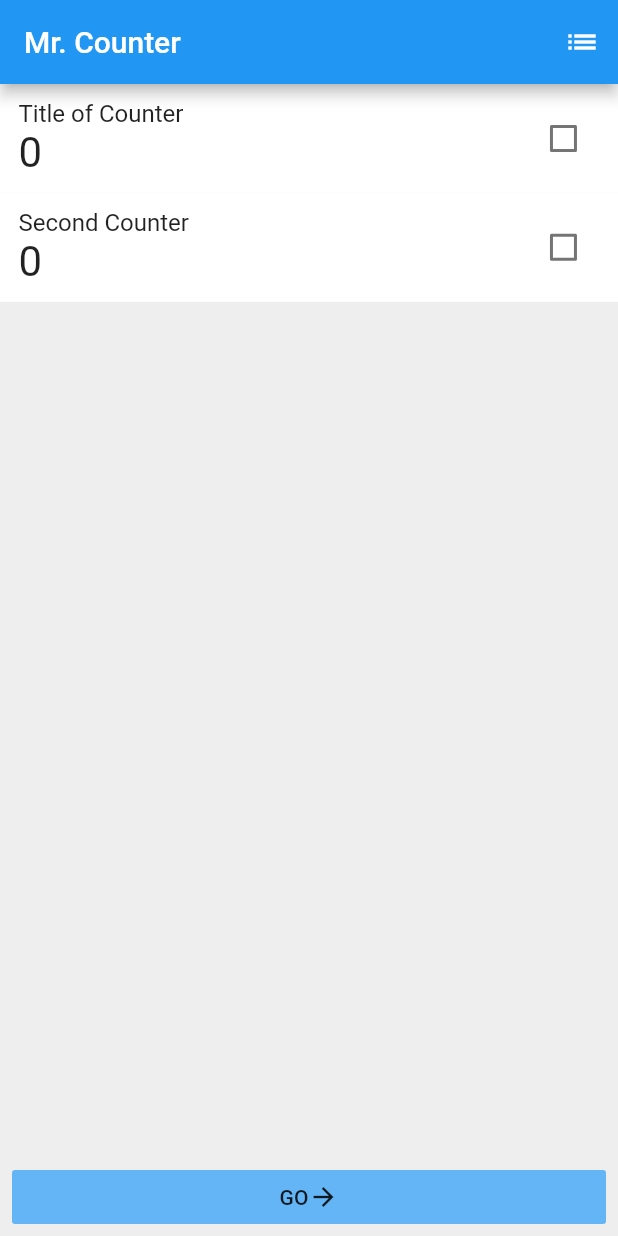
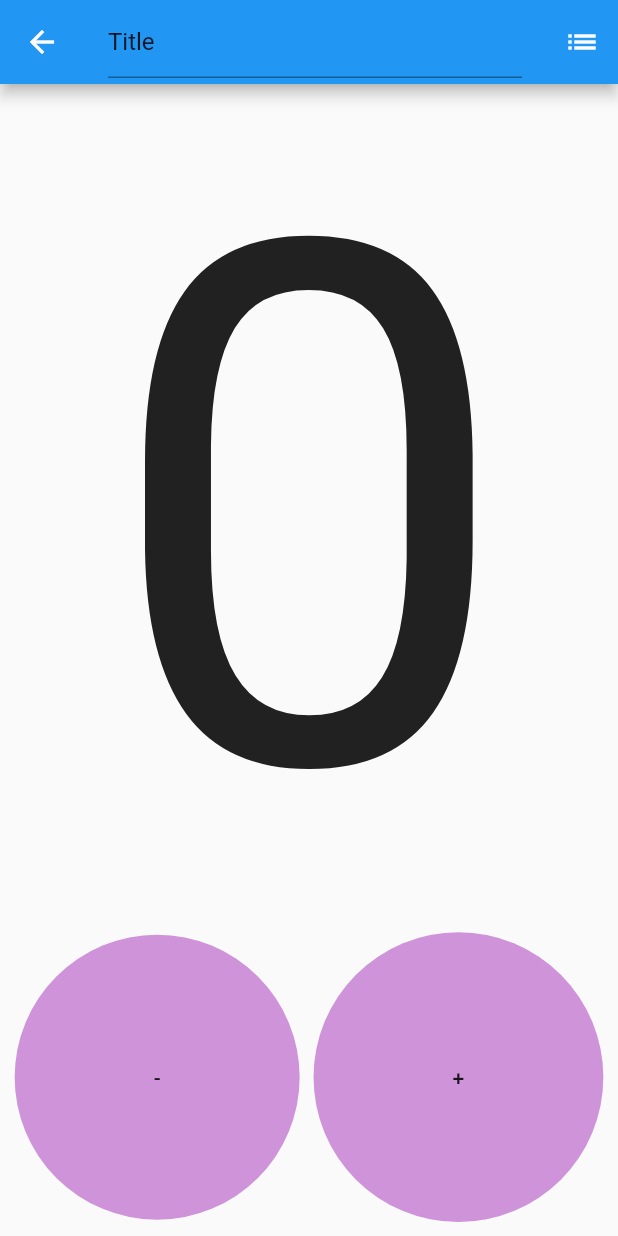
Before and after one commit to binkiebinkie/mrCounterFlutter, a Flutter app: the screen it shows after launch, after a tap on "GO", on a phone screen of 412 x 824 dp. Run offline on Flutter 3.47's test engine with Material 2 defaults, Android fonts, the phone set to English and light mode, and no system bars; missing offline and left inert: hardware_buttons.

Commit message:
navigation between pages

```diff
--- a/lib/main.dart
+++ b/lib/main.dart
@@ -63,7 +63,7 @@ class _HomeState extends State<Home> {
               IconButton(
                   icon: const Icon(Icons.list),
                   onPressed: () {
-                    print('homescreen');
+                    print('open settings');
                   })
             ]),
             body: Container(
@@ -88,7 +88,12 @@ class _HomeState extends State<Home> {
                     children: <Widget>[
                       Expanded(
                         child: FlatButton(
-                            onPressed: () {},
+                            onPressed: () {
+                              Navigator.push(
+                                context,
+                                MaterialPageRoute(builder: (context) => Counters()),
+                              );
+                            },
                             color: Colors.blue[300],
                             materialTapTargetSize: MaterialTapTargetSize
                                 .shrinkWrap, // removes default container padding at bottom...?!
@@ -111,17 +116,17 @@ class _HomeState extends State<Home> {
   }
 }
 
-class Counter extends StatefulWidget {
-  Counter({Key key, this.title, this.count}) : super(key: key);
+class Counters extends StatefulWidget {
+  Counters({Key key, this.title, this.count}) : super(key: key);
 
   final String title;
   final int count;
 
   @override
-  _CounterState createState() => _CounterState();
+  _CountersState createState() => _CountersState();
 }
 
-class _CounterState extends State<Counter> {
+class _CountersState extends State<Counters> {
   TextEditingController _counterTitleController;
   int _counterValue = 0;
   String _counterTitle = "Title";
@@ -155,28 +160,28 @@ class _CounterState extends State<Counter> {
   Widget build(BuildContext context) {
     final appState = Provider.of<AppState>(context);
 
-    return Column(children: <Widget>[
-      AppBar(
+    return SafeArea(
+      child: Scaffold(
+          appBar:AppBar(
             title: TextField(controller: _counterTitleController),
             actions: <Widget>[
               IconButton(
                   icon: const Icon(Icons.list),
                   onPressed: () {
-                  print('homescreen');
+                    Navigator.pop(context);
                   })
             ]),
-      Column(children: <Widget>[
+        body:Column(children: <Widget>[
           Expanded(
             child: Row(
                 mainAxisAlignment: MainAxisAlignment.end,
                 crossAxisAlignment: CrossAxisAlignment.end,
                 children: <Widget>[
                   Expanded(
-                    child: Container(
-                        color: Colors.purple[400],
                     child: FittedBox(
                         fit: BoxFit.fitHeight,
-                            child: Text("$_counterValue"))))
+                        child: Text("$_counterValue")),
+                  )
                 ]),
           ),
           Padding(
@@ -197,7 +202,8 @@ class _CounterState extends State<Counter> {
             ),
           ),
         ])
-    ]);
+    ),
+    );
   }
 }
 
```
Also changed, not shown: lib/app_state.dart (+3 -6 lines). Lines whose indentation alone changed are shown as unchanged.
